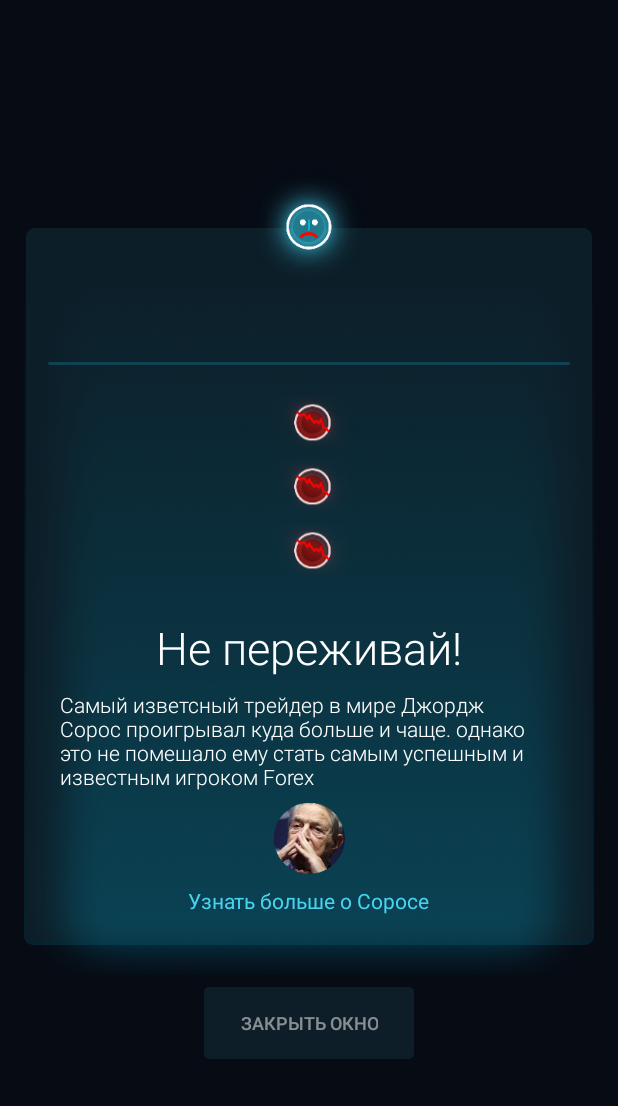
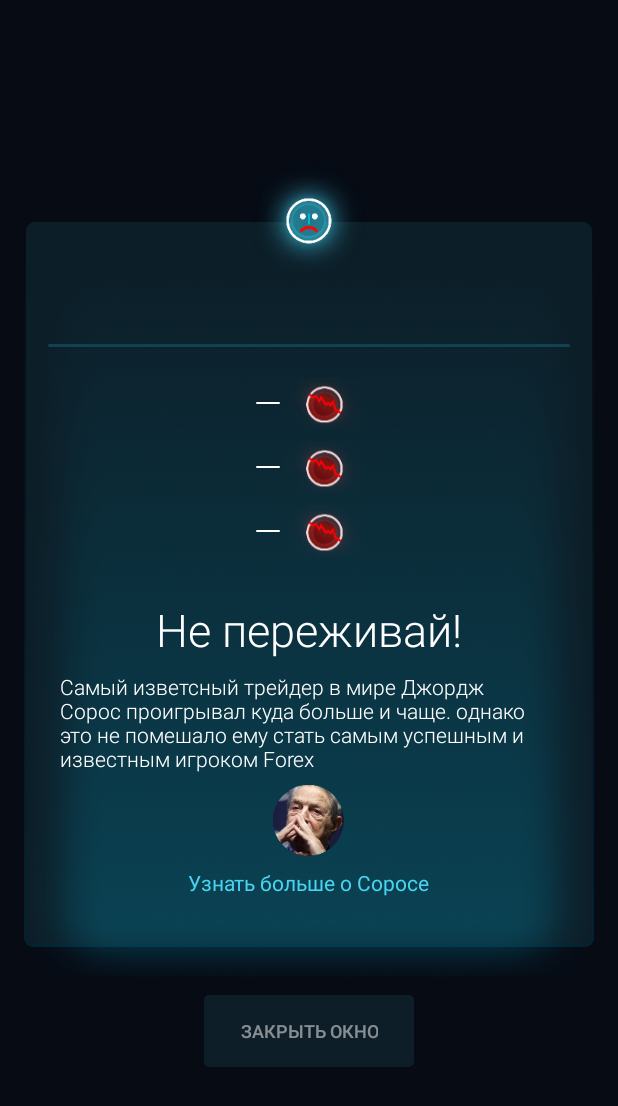
Before and after one commit to antontopdev/DemoLayout, an Android app: the layout activity_deals.xml on its own in the app's theme, with its tools: preview values and no code run, on a phone screen of 412 x 824 dp. Shown: the top 1106 px of the screen. Run offline under Robolectric (Android 15) with nearby library versions, the phone set to English and light mode, and no system bars.

Commit message:
Updated scroll on ActivityDeals

```diff
--- a/app/src/main/res/layout/activity_deals.xml
+++ b/app/src/main/res/layout/activity_deals.xml
@@ -11,20 +11,21 @@
             type="com.panda.sleepy.demoforex.viewmodel.DealsViewModel" />
     </data>
 
-    <ScrollView
+    <android.support.constraint.ConstraintLayout
         android:layout_width="match_parent"
         android:layout_height="match_parent"
         android:background="@color/ebony">
 
-        <LinearLayout
-            android:layout_width="match_parent"
-            android:layout_height="wrap_content"
-            android:layout_gravity="center"
-            android:orientation="vertical">
-
         <android.support.constraint.ConstraintLayout
-                android:layout_width="match_parent"
-                android:layout_height="wrap_content">
+            android:id="@+id/constraintLayout"
+            android:layout_width="0dp"
+            android:layout_height="0dp"
+            app:layout_constraintBottom_toTopOf="@+id/cancel"
+            app:layout_constraintEnd_toEndOf="parent"
+            app:layout_constraintHeight_max="550dp"
+            app:layout_constraintStart_toStartOf="parent"
+            app:layout_constraintTop_toTopOf="parent"
+            app:layout_constraintVertical_chainStyle="packed">
 
             <View
                 android:id="@+id/background"
@@ -34,7 +35,7 @@
                 android:layout_marginStart="16dp"
                 android:layout_marginTop="42dp"
                 android:background="@drawable/main_background"
-                    app:layout_constraintBottom_toBottomOf="parent"
+                app:layout_constraintBottom_toBottomOf="@id/content"
                 app:layout_constraintEnd_toEndOf="parent"
                 app:layout_constraintStart_toStartOf="parent"
                 app:layout_constraintTop_toTopOf="parent" />
@@ -51,14 +52,33 @@
                 app:layout_constraintTop_toTopOf="parent"
                 bind:title="@{@string/deals_title}" />
 
+            <ScrollView
+                android:id="@+id/content"
+                android:layout_width="0dp"
+                android:layout_height="0dp"
+                android:overScrollMode="never"
+                android:paddingBottom="20dp"
+                app:layout_constraintBottom_toBottomOf="parent"
+                app:layout_constraintEnd_toEndOf="@id/background"
+                app:layout_constraintHeight_max="420dp"
+                app:layout_constraintStart_toStartOf="@id/background"
+                app:layout_constraintTop_toBottomOf="@id/header"
+                app:layout_constraintVertical_bias="0.0">
+
+                <LinearLayout
+                    android:layout_width="match_parent"
+                    android:layout_height="wrap_content"
+                    android:orientation="vertical">
+
                     <android.support.v7.widget.RecyclerView
                         android:id="@+id/tradeList"
                         android:layout_width="wrap_content"
                         android:layout_height="wrap_content"
+                        android:layout_gravity="center"
                         android:layout_marginTop="16dp"
-                    app:layout_constraintEnd_toEndOf="@id/background"
-                    app:layout_constraintStart_toStartOf="@id/background"
-                    app:layout_constraintTop_toBottomOf="@id/header"
+                        app:layout_constraintEnd_toEndOf="parent"
+                        app:layout_constraintStart_toStartOf="parent"
+                        app:layout_constraintTop_toTopOf="parent"
                         tools:itemCount="3"
                         tools:listitem="@layout/item_trade" />
 
@@ -67,9 +87,10 @@
                         style="@style/BigText"
                         android:layout_width="wrap_content"
                         android:layout_height="wrap_content"
+                        android:layout_gravity="center"
                         android:layout_marginTop="24dp"
+                        android:fontFamily="sans-serif-light"
                         android:text="@string/do_not_worry"
-                    android:fontFamily="sans-serif-light"
                         app:layout_constraintEnd_toEndOf="parent"
                         app:layout_constraintStart_toStartOf="parent"
                         app:layout_constraintTop_toBottomOf="@id/tradeList" />
@@ -77,21 +98,22 @@
                     <TextView
                         android:id="@+id/info"
                         style="@style/InfoText"
-                    android:layout_width="0dp"
+                        android:layout_width="match_parent"
                         android:layout_height="wrap_content"
                         android:layout_marginEnd="24dp"
                         android:layout_marginStart="24dp"
                         android:layout_marginTop="8dp"
                         android:fontFamily="sans-serif-light"
                         android:text="@string/george_soros"
-                    app:layout_constraintEnd_toEndOf="@id/background"
-                    app:layout_constraintStart_toStartOf="@id/background"
+                        app:layout_constraintEnd_toEndOf="parent"
+                        app:layout_constraintStart_toStartOf="parent"
                         app:layout_constraintTop_toBottomOf="@id/do_not_worry" />
 
                     <ImageView
                         android:id="@+id/portrait"
                         android:layout_width="wrap_content"
                         android:layout_height="wrap_content"
+                        android:layout_gravity="center"
                         android:layout_marginTop="8dp"
                         android:src="@drawable/george_soros"
                         app:layout_constraintEnd_toEndOf="parent"
@@ -103,7 +125,8 @@
                         style="@style/Link"
                         android:layout_width="wrap_content"
                         android:layout_height="wrap_content"
-                    android:layout_marginBottom="40dp"
+                        android:layout_gravity="center"
+                        android:layout_marginBottom="32dp"
                         android:layout_marginTop="8dp"
                         android:onClick="@{() -> handler.getMoreInfo()}"
                         android:text="@string/more_info"
@@ -111,6 +134,10 @@
                         app:layout_constraintEnd_toEndOf="parent"
                         app:layout_constraintStart_toStartOf="parent"
                         app:layout_constraintTop_toBottomOf="@id/portrait" />
+
+                </LinearLayout>
+
+            </ScrollView>
 
         </android.support.constraint.ConstraintLayout>
 
@@ -127,10 +154,10 @@
             android:text="@string/close"
             app:layout_constraintBottom_toBottomOf="parent"
             app:layout_constraintEnd_toEndOf="parent"
-                app:layout_constraintStart_toStartOf="parent" />
+            app:layout_constraintHorizontal_bias="0.5"
+            app:layout_constraintStart_toStartOf="parent"
+            app:layout_constraintTop_toBottomOf="@+id/constraintLayout" />
 
-        </LinearLayout>
-
-    </ScrollView>
+    </android.support.constraint.ConstraintLayout>
 
 </layout>
--- a/app/src/main/res/layout/item_trade.xml
+++ b/app/src/main/res/layout/item_trade.xml
@@ -14,13 +14,17 @@
         android:layout_width="wrap_content"
         android:layout_height="wrap_content"
         android:paddingTop="4dp"
-        android:paddingBottom="4dp">
+        android:paddingBottom="4dp"
+        android:paddingStart="16dp"
+        android:paddingEnd="16dp">
 
         <TextView
             android:id="@+id/tradeUp"
             style="@style/SmallText"
             android:layout_width="wrap_content"
             android:layout_height="wrap_content"
+            android:paddingStart="8dp"
+            android:paddingEnd="8dp"
             android:text="@{data.up}"
             android:textColor="@android:color/white"
             app:layout_constraintStart_toStartOf="parent"
@@ -41,6 +45,8 @@
             android:layout_width="wrap_content"
             android:layout_height="wrap_content"
             android:text="@{data.down}"
+            android:paddingStart="8dp"
+            android:paddingEnd="8dp"
             app:layout_constraintTop_toBottomOf="@id/tradeDivider" />
 
         <ImageView
--- a/app/src/main/res/layout/layout_header.xml
+++ b/app/src/main/res/layout/layout_header.xml
@@ -39,7 +39,7 @@
             android:layout_width="0dp"
             android:layout_height="2dp"
             android:background="@drawable/divider_dark"
-            android:layout_marginTop="48dp"
+            android:layout_marginTop="40dp"
             app:layout_constraintStart_toStartOf="parent"
             app:layout_constraintEnd_toEndOf="parent"
             app:layout_constraintTop_toBottomOf="@id/icon" />
```
Lines whose indentation alone changed are shown as unchanged.
